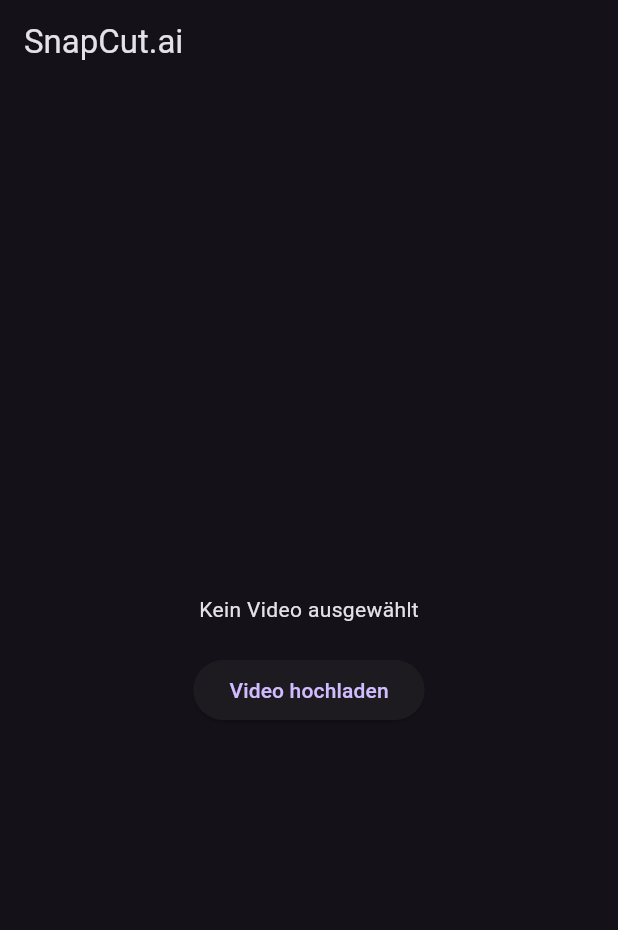
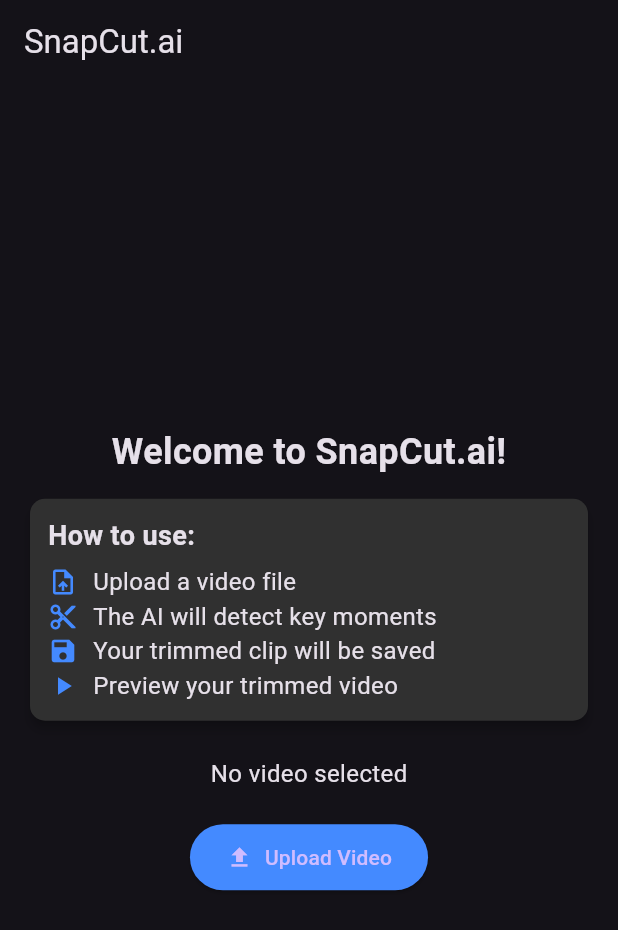
Before and after one commit to Max-McKone/SnapCutAI, a Flutter app: the screen it shows after launch, on a phone screen of 412 x 824 dp. Shown: the top 930 px of the screen. Run offline on Flutter 3.47's test engine with Material 3 defaults, Android fonts, the phone set to English and light mode, and no system bars; our stand-ins replace file_picker, video_player.

Commit message:
main visual elements addition

```diff
--- a/frontend/lib/main.dart
+++ b/frontend/lib/main.dart
@@ -5,21 +5,25 @@
 import 'package:video_player/video_player.dart';
 
 void main() {
-  runApp(SnapCutApp());
+  runApp(const SnapCutApp());
 }
 
 class SnapCutApp extends StatelessWidget {
+  const SnapCutApp({super.key});
+
   @override
   Widget build(BuildContext context) {
     return MaterialApp(
       title: 'SnapCut.ai',
       theme: ThemeData.dark(),
-      home: VideoUploader(),
+      home: const VideoUploader(),
     );
   }
 }
 
 class VideoUploader extends StatefulWidget {
+  const VideoUploader({super.key});
+
   @override
   _VideoUploaderState createState() => _VideoUploaderState();
 }
@@ -45,41 +49,103 @@
   @override
   Widget build(BuildContext context) {
     return Scaffold(
-      appBar: AppBar(title: Text('SnapCut.ai')),
-      body: Center(
+      appBar: AppBar(title: const Text('SnapCut.ai')),
+      body: Padding(
+        padding: const EdgeInsets.all(16.0),
         child: Column(
           mainAxisAlignment: MainAxisAlignment.center,
+          crossAxisAlignment: CrossAxisAlignment.center,
           children: [
+            // Greeting Message
+            const Text(
+              'Welcome to SnapCut.ai!',
+              style: TextStyle(fontSize: 24, fontWeight: FontWeight.bold),
+            ),
+            const SizedBox(height: 10),
+
+            // Instructions for Users
+            Card(
+              elevation: 3,
+              color: Colors.grey[850],
+              shape: RoundedRectangleBorder(
+                borderRadius: BorderRadius.circular(10),
+              ),
+              child: Padding(
+                padding: const EdgeInsets.all(12.0),
+                child: Column(
+                  crossAxisAlignment: CrossAxisAlignment.start,
+                  children: [
+                    const Text('How to use:',
+                        style: TextStyle(
+                            fontSize: 18, fontWeight: FontWeight.bold)),
+                    const SizedBox(height: 6),
+                    _buildInstructionItem(
+                        Icons.upload_file, 'Upload a video file'),
+                    _buildInstructionItem(
+                        Icons.cut, 'The AI will detect key moments'),
+                    _buildInstructionItem(
+                        Icons.save, 'Your trimmed clip will be saved'),
+                    _buildInstructionItem(
+                        Icons.play_arrow, 'Preview your trimmed video'),
+                  ],
+                ),
+              ),
+            ),
+            const SizedBox(height: 20),
+
+            // Video Preview
             _videoPath == null
-                ? Text('Kein Video ausgewählt')
+                ? const Text('No video selected', style: TextStyle(fontSize: 16))
                 : Column(
                     children: [
                       AspectRatio(
                         aspectRatio: _controller!.value.aspectRatio,
                         child: VideoPlayer(_controller!),
                       ),
-                      ElevatedButton(
+                      const SizedBox(height: 10),
+                      ElevatedButton.icon(
                         onPressed: () {
                           _controller!.value.isPlaying
                               ? _controller!.pause()
                               : _controller!.play();
                         },
-                        child: Icon(
-                          _controller!.value.isPlaying
-                              ? Icons.pause
-                              : Icons.play_arrow,
+                        icon: Icon(_controller!.value.isPlaying
+                            ? Icons.pause
+                            : Icons.play_arrow),
+                        label: Text(
+                            _controller!.value.isPlaying ? 'Pause' : 'Play'),
+                        style: ElevatedButton.styleFrom(
+                          padding: const EdgeInsets.symmetric(
+                              horizontal: 24, vertical: 12),
                         ),
                       ),
                     ],
                   ),
-            SizedBox(height: 20),
-            ElevatedButton(
+            const SizedBox(height: 20),
+
+            // Upload Button
+            ElevatedButton.icon(
               onPressed: _pickVideo,
-              child: Text('Video hochladen'),
+              icon: const Icon(Icons.file_upload),
+              label: const Text('Upload Video'),
+              style: ElevatedButton.styleFrom(
+                padding: const EdgeInsets.symmetric(horizontal: 24, vertical: 12),
+                backgroundColor: Colors.blueAccent,
+              ),
             ),
           ],
         ),
       ),
     );
   }
+
+  Widget _buildInstructionItem(IconData icon, String text) {
+    return Row(
+      children: [
+        Icon(icon, size: 20, color: Colors.blueAccent),
+        const SizedBox(width: 10),
+        Text(text, style: const TextStyle(fontSize: 16)),
+      ],
+    );
+  }
 }
```
